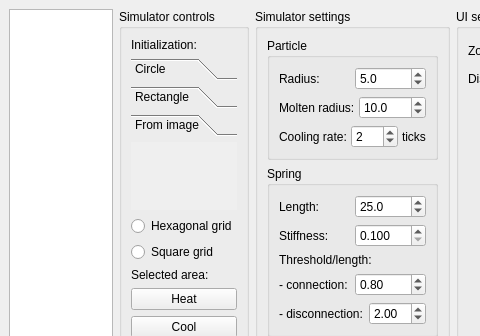
First picture: the form in simulator/ui/mainwindow.ui, repository dantrag/spring_simulator, before the edit; both pictures show x 0 to 480 and y 0 to 336 of the 620 by 703 pixel window.
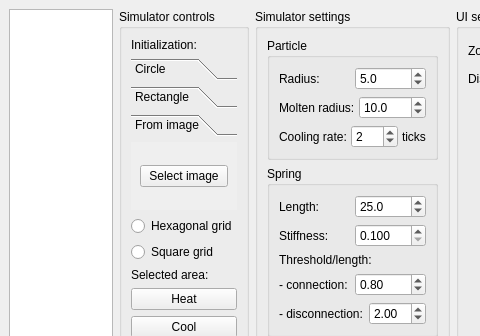
Second picture: the form after the edit. The open tabs and pages were chosen to show the change.

Commit message: Added UI and example logic for initialization from image

Patch:
```diff
--- a/simulator/ui/mainwindow.ui
+++ b/simulator/ui/mainwindow.ui
@@ -256,6 +256,15 @@
             <attribute name="label">
              <string>From image</string>
             </attribute>
+            <layout class="QVBoxLayout" name="layout32">
+             <item>
+              <widget class="QPushButton" name="init_select_image">
+               <property name="text">
+                <string>Select image</string>
+               </property>
+              </widget>
+             </item>
+            </layout>
            </widget>
           </widget>
          </item>
```
Left out of the diff: 2 changed lines with no effect on the pictures. The commit also changes 3 other files.
